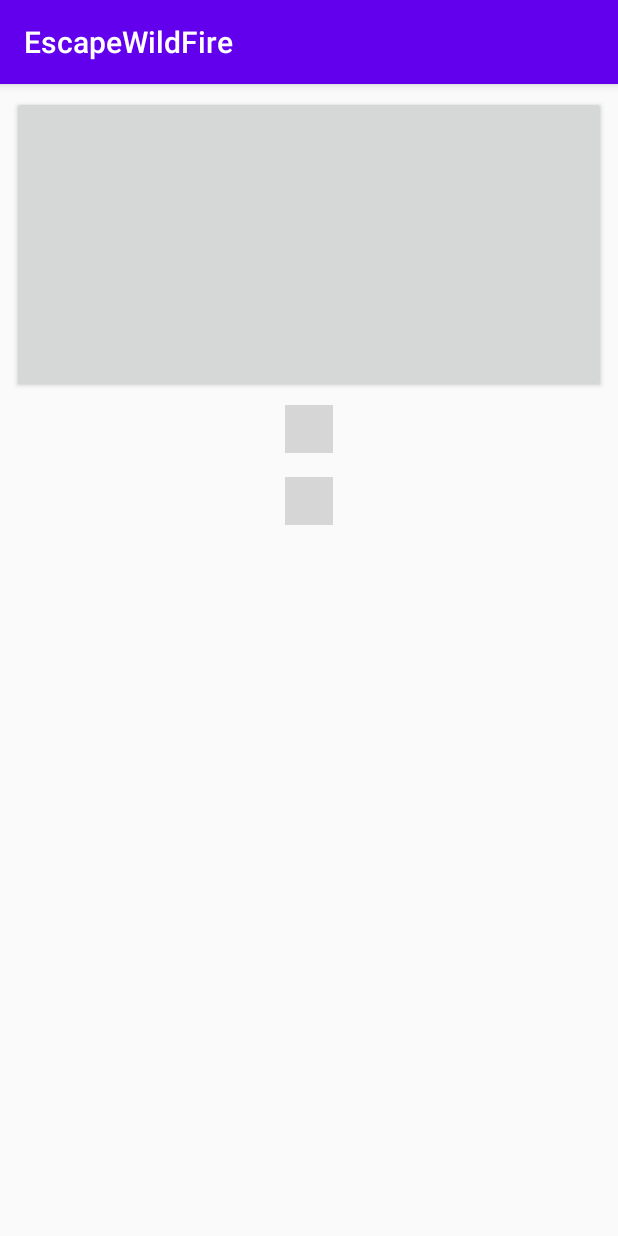
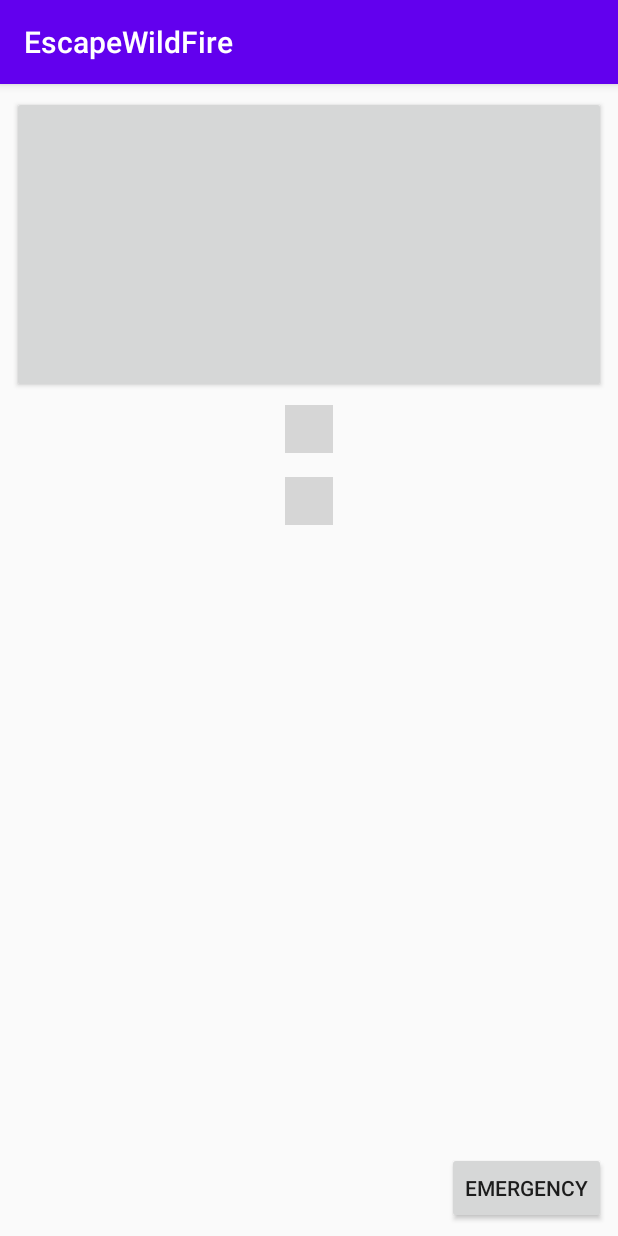
Before and after one commit to cyens/Escape-Wildfires, an Android app: the MainActivity screen opened directly, with no data from a screen before it, on a phone screen of 412 x 824 dp. Run offline under Robolectric (Android 15) with nearby library versions, the phone set to English and light mode, and no system bars; libraries missing offline, so code that uses them is left out: com.here.android, com.savvyapps.togglebuttonlayout; plain views replace ToggleButtonLayout; 2 statements that could not run were skipped; grey boxes are pictures that could not be loaded.

Commit message:
Added emergency call button to the UI

```diff
--- a/AndroidApp/app/src/main/res/layout/activity_main.xml
+++ b/AndroidApp/app/src/main/res/layout/activity_main.xml
@@ -55,4 +55,14 @@
         app:layout_constraintEnd_toEndOf="parent"
         app:layout_constraintStart_toStartOf="parent"
         app:layout_constraintTop_toBottomOf="@+id/navigationToggleButton" />
+
+    <Button
+        android:id="@+id/button"
+        android:layout_width="wrap_content"
+        android:layout_height="wrap_content"
+        android:layout_marginEnd="8dp"
+        android:layout_marginBottom="8dp"
+        android:text="@string/emergency_call"
+        app:layout_constraintBottom_toBottomOf="parent"
+        app:layout_constraintEnd_toEndOf="parent" />
 </androidx.constraintlayout.widget.ConstraintLayout>
--- a/AndroidApp/app/src/main/res/values/colors.xml
+++ b/AndroidApp/app/src/main/res/values/colors.xml
@@ -3,4 +3,5 @@
     <color name="colorPrimary">#6200EE</color>
     <color name="colorPrimaryDark">#3700B3</color>
     <color name="colorAccent">#03DAC5</color>
+    <color name="emergencyColor">#FF0000</color>
 </resources>
--- a/AndroidApp/app/src/main/res/values/strings.xml
+++ b/AndroidApp/app/src/main/res/values/strings.xml
@@ -5,4 +5,5 @@
     <string name="content_description_location_button">Center map on current location</string>
     <string name="content_description_zoom_in">Zoom in</string>
     <string name="content_description_zoom_out">Zoom out</string>
+    <string name="emergency_call">Emergency</string>
 </resources>
```
Also changed, not shown: AndroidApp/app/src/main/res/layout-v19/map_view.xml (+11 -13 lines), AndroidApp/app/src/main/res/layout-v21/map_view.xml (+12 -1 lines).
